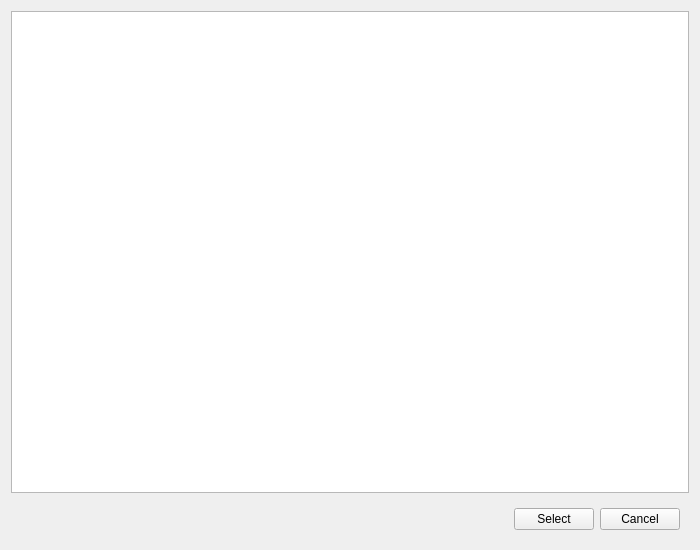
First picture: the form in uitester/ui/case_run/add_case.ui, repository IfengAutomation/uitester, before the edit.
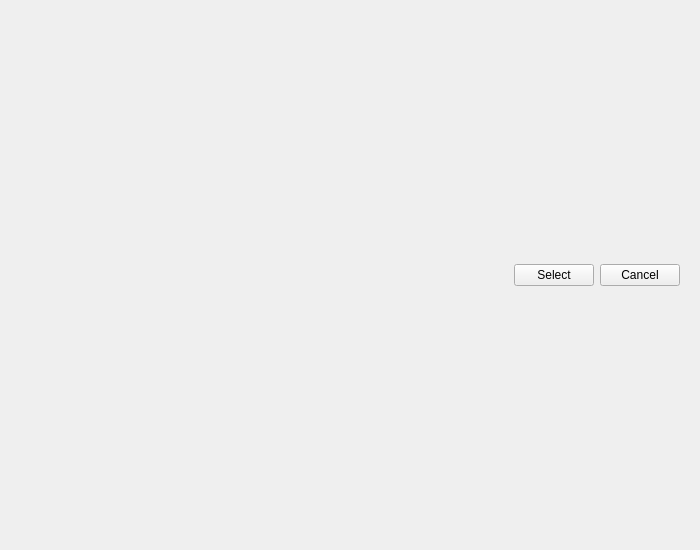
Second picture: the form after the edit.

Commit message: add cases table to "add case" page, add result table to "run" page

The edit to the form file:
```diff
--- a/uitester/ui/case_run/add_case.ui
+++ b/uitester/ui/case_run/add_case.ui
@@ -18,7 +18,7 @@
     <layout class="QHBoxLayout" name="search_layout"/>
    </item>
    <item>
-    <widget class="QTextBrowser" name="cases_to_choose"/>
+    <layout class="QHBoxLayout" name="result_table_layout"/>
    </item>
    <item>
     <widget class="QWidget" name="selectbtnwidget" native="true">
```
The commit also changes 4 other files.
